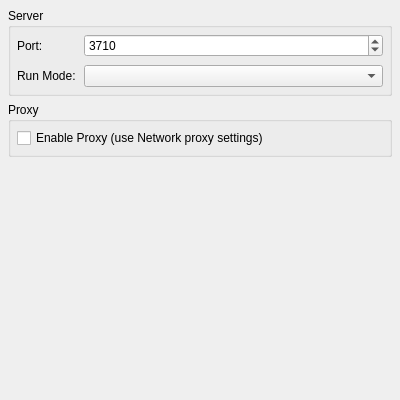
fengzhu2007/anycode, file App/modules/options/agent/local_tab.ui: the form before one commit.
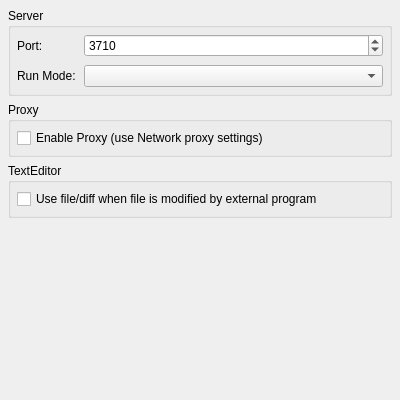
The form after the commit.

Commit message: 优化编辑器diff功能

Patch:
```diff
--- a/App/modules/options/agent/local_tab.ui
+++ b/App/modules/options/agent/local_tab.ui
@@ -127,6 +127,37 @@
      </layout>
     </widget>
    </item>
+   <item>
+    <widget class="QGroupBox" name="textEditorGroup">
+     <property name="title">
+      <string>TextEditor</string>
+     </property>
+     <layout class="QVBoxLayout" name="verticalLayout_4">
+      <property name="spacing">
+       <number>8</number>
+      </property>
+      <property name="leftMargin">
+       <number>6</number>
+      </property>
+      <property name="topMargin">
+       <number>6</number>
+      </property>
+      <property name="rightMargin">
+       <number>6</number>
+      </property>
+      <property name="bottomMargin">
+       <number>6</number>
+      </property>
+      <item>
+       <widget class="QCheckBox" name="autoFileDiff">
+        <property name="text">
+         <string>Use file/diff when file is modified by external program</string>
+        </property>
+       </widget>
+      </item>
+     </layout>
+    </widget>
+   </item>
    <item>
     <spacer name="verticalSpacer">
      <property name="orientation">
```
The commit also changes 13 other files.
